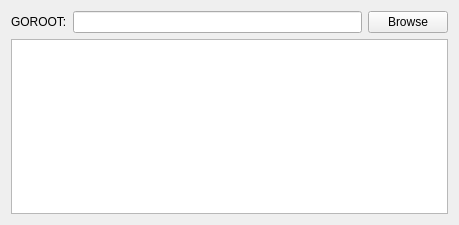
First picture: the form in src/plugins/golangpro/golangoption.ui, repository Gerasina1981/liteide.liteide, before the edit.
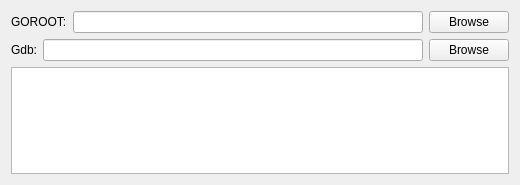
Second picture: the form after the edit.

What changed in the file:
```diff
--- a/src/plugins/golangpro/golangoption.ui
+++ b/src/plugins/golangpro/golangoption.ui
@@ -6,8 +6,8 @@
    <rect>
     <x>0</x>
     <y>0</y>
-    <width>459</width>
-    <height>225</height>
+    <width>520</width>
+    <height>185</height>
    </rect>
   </property>
   <property name="windowTitle">
@@ -27,7 +27,28 @@
       <widget class="QLineEdit" name="lineEdit"/>
      </item>
      <item>
-      <widget class="QPushButton" name="browseButton">
+      <widget class="QPushButton" name="browseGoroot">
+       <property name="text">
+        <string>Browse</string>
+       </property>
+      </widget>
+     </item>
+    </layout>
+   </item>
+   <item>
+    <layout class="QHBoxLayout" name="horizontalLayout_2">
+     <item>
+      <widget class="QLabel" name="label_2">
+       <property name="text">
+        <string>Gdb:</string>
+       </property>
+      </widget>
+     </item>
+     <item>
+      <widget class="QLineEdit" name="gdbEdit"/>
+     </item>
+     <item>
+      <widget class="QPushButton" name="browseGdb">
        <property name="text">
         <string>Browse</string>
        </property>
```
Left out of the diff: 2 changed lines with no effect on the pictures.
